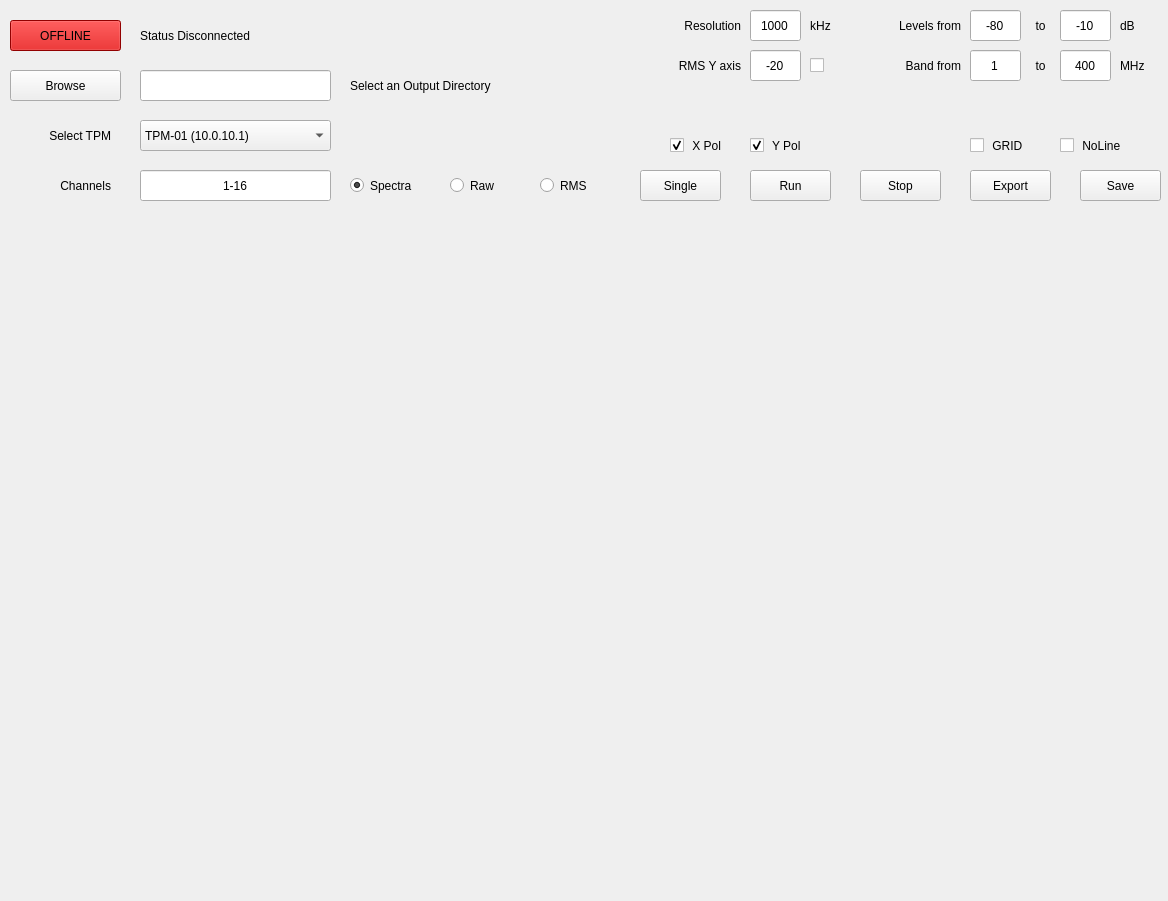
This is skalab_live.ui in amattana/skalab as Qt 5 draws it before an edit. The edited form follows.
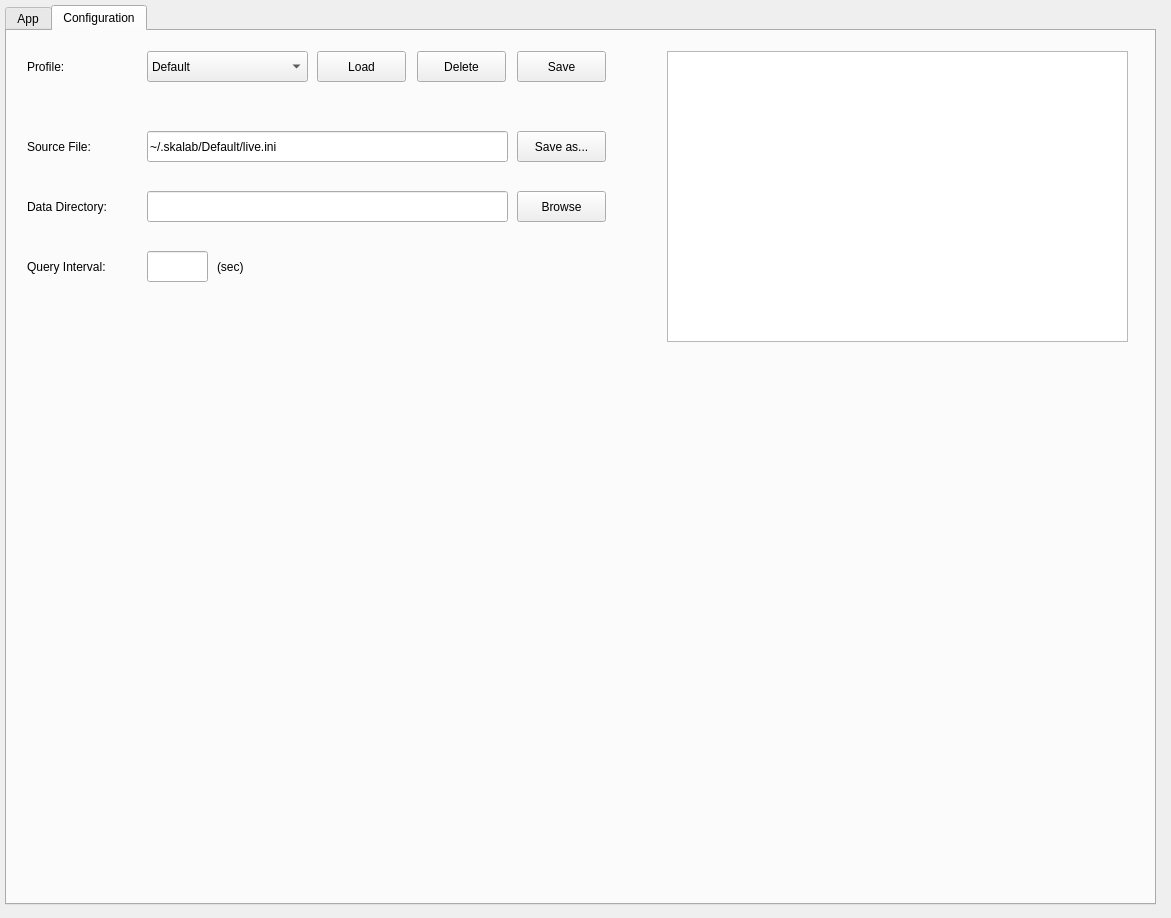
This is the edited form. The open tabs and pages were chosen to show the change.

Commit message: Working on live, restyling and profile

```diff
--- a/skalab_live.ui
+++ b/skalab_live.ui
@@ -6,17 +6,133 @@
    <rect>
     <x>0</x>
     <y>0</y>
-    <width>1168</width>
-    <height>901</height>
+    <width>1171</width>
+    <height>918</height>
    </rect>
   </property>
   <property name="windowTitle">
    <string>Form</string>
   </property>
+  <widget class="QTabWidget" name="tabWidget">
+   <property name="geometry">
+    <rect>
+     <x>5</x>
+     <y>5</y>
+     <width>1151</width>
+     <height>900</height>
+    </rect>
+   </property>
+   <property name="currentIndex">
+    <number>0</number>
+   </property>
+   <widget class="QWidget" name="qtab_app">
+    <attribute name="title">
+     <string>App</string>
+    </attribute>
+    <widget class="QPushButton" name="qbutton_connect">
+     <property name="geometry">
+      <rect>
+       <x>140</x>
+       <y>10</y>
+       <width>111</width>
+       <height>31</height>
+      </rect>
+     </property>
+     <property name="styleSheet">
+      <string notr="true">background-color: rgb(204, 0, 0);</string>
+     </property>
+     <property name="text">
+      <string>OFFLINE</string>
+     </property>
+    </widget>
+    <widget class="QPushButton" name="qbutton_stop">
+     <property name="geometry">
+      <rect>
+       <x>540</x>
+       <y>60</y>
+       <width>81</width>
+       <height>31</height>
+      </rect>
+     </property>
+     <property name="text">
+      <string>Stop</string>
+     </property>
+    </widget>
+    <widget class="QLineEdit" name="qline_channels">
+     <property name="geometry">
+      <rect>
+       <x>140</x>
+       <y>110</y>
+       <width>181</width>
+       <height>31</height>
+      </rect>
+     </property>
+     <property name="statusTip">
+      <string/>
+     </property>
+     <property name="text">
+      <string>1-16</string>
+     </property>
+     <property name="alignment">
+      <set>Qt::AlignCenter</set>
+     </property>
+    </widget>
+    <widget class="QPushButton" name="qbutton_run">
+     <property name="geometry">
+      <rect>
+       <x>440</x>
+       <y>60</y>
+       <width>81</width>
+       <height>31</height>
+      </rect>
+     </property>
+     <property name="text">
+      <string>Run</string>
+     </property>
+    </widget>
+    <widget class="QWidget" name="qplot_power" native="true">
+     <property name="geometry">
+      <rect>
+       <x>10</x>
+       <y>180</y>
+       <width>1131</width>
+       <height>681</height>
+      </rect>
+     </property>
+    </widget>
+    <widget class="QLabel" name="qlabel_selectTPM">
+     <property name="geometry">
+      <rect>
+       <x>20</x>
+       <y>60</y>
+       <width>101</width>
+       <height>31</height>
+      </rect>
+     </property>
+     <property name="text">
+      <string>Select TPM</string>
+     </property>
+     <property name="alignment">
+      <set>Qt::AlignRight|Qt::AlignTrailing|Qt::AlignVCenter</set>
+     </property>
+    </widget>
+    <widget class="QPushButton" name="qbutton_single">
+     <property name="geometry">
+      <rect>
+       <x>340</x>
+       <y>60</y>
+       <width>81</width>
+       <height>31</height>
+      </rect>
+     </property>
+     <property name="text">
+      <string>Single</string>
+     </property>
+    </widget>
   <widget class="QWidget" name="ctrl_spectra" native="true">
    <property name="geometry">
     <rect>
-     <x>650</x>
+       <x>630</x>
      <y>10</y>
      <width>511</width>
      <height>151</height>
@@ -373,117 +489,11 @@
     </property>
    </widget>
   </widget>
-  <widget class="QPushButton" name="qbutton_single">
-   <property name="geometry">
-    <rect>
-     <x>640</x>
-     <y>170</y>
-     <width>81</width>
-     <height>31</height>
-    </rect>
-   </property>
-   <property name="text">
-    <string>Single</string>
-   </property>
-  </widget>
-  <widget class="QLabel" name="qlabel_selectTPM">
-   <property name="geometry">
-    <rect>
-     <x>10</x>
-     <y>120</y>
-     <width>101</width>
-     <height>31</height>
-    </rect>
-   </property>
-   <property name="text">
-    <string>Select TPM</string>
-   </property>
-   <property name="alignment">
-    <set>Qt::AlignRight|Qt::AlignTrailing|Qt::AlignVCenter</set>
-   </property>
-  </widget>
-  <widget class="QPushButton" name="qbutton_export">
-   <property name="geometry">
-    <rect>
-     <x>970</x>
-     <y>170</y>
-     <width>81</width>
-     <height>31</height>
-    </rect>
-   </property>
-   <property name="text">
-    <string>Export</string>
-   </property>
-  </widget>
-  <widget class="QPushButton" name="qbutton_run">
-   <property name="geometry">
-    <rect>
-     <x>750</x>
-     <y>170</y>
-     <width>81</width>
-     <height>31</height>
-    </rect>
-   </property>
-   <property name="text">
-    <string>Run</string>
-   </property>
-  </widget>
-  <widget class="QLabel" name="qlabel_connection">
-   <property name="geometry">
-    <rect>
-     <x>140</x>
-     <y>20</y>
-     <width>201</width>
-     <height>31</height>
-    </rect>
-   </property>
-   <property name="layoutDirection">
-    <enum>Qt::LeftToRight</enum>
-   </property>
-   <property name="text">
-    <string>Status Disconnected</string>
-   </property>
-   <property name="alignment">
-    <set>Qt::AlignLeading|Qt::AlignLeft|Qt::AlignVCenter</set>
-   </property>
-  </widget>
-  <widget class="QLabel" name="qlabel_outdir">
-   <property name="geometry">
-    <rect>
-     <x>350</x>
-     <y>70</y>
-     <width>201</width>
-     <height>31</height>
-    </rect>
-   </property>
-   <property name="layoutDirection">
-    <enum>Qt::LeftToRight</enum>
-   </property>
-   <property name="text">
-    <string>Select an Output Directory</string>
-   </property>
-   <property name="alignment">
-    <set>Qt::AlignLeading|Qt::AlignLeft|Qt::AlignVCenter</set>
-   </property>
-  </widget>
-  <widget class="QPushButton" name="qbutton_browse">
-   <property name="geometry">
-    <rect>
-     <x>10</x>
-     <y>70</y>
-     <width>111</width>
-     <height>31</height>
-    </rect>
-   </property>
-   <property name="text">
-    <string>Browse</string>
-   </property>
-  </widget>
   <widget class="QLabel" name="qlabel_channels">
    <property name="geometry">
     <rect>
-     <x>30</x>
-     <y>170</y>
+       <x>40</x>
+       <y>110</y>
      <width>81</width>
      <height>31</height>
     </rect>
@@ -504,112 +514,12 @@
     <set>Qt::AlignRight|Qt::AlignTrailing|Qt::AlignVCenter</set>
    </property>
   </widget>
-  <widget class="QLineEdit" name="qline_datapath">
-   <property name="geometry">
-    <rect>
-     <x>140</x>
-     <y>70</y>
-     <width>191</width>
-     <height>31</height>
-    </rect>
-   </property>
-  </widget>
-  <widget class="QWidget" name="qplot_spectra" native="true">
-   <property name="geometry">
-    <rect>
-     <x>10</x>
-     <y>210</y>
-     <width>1151</width>
-     <height>681</height>
-    </rect>
-   </property>
-  </widget>
-  <widget class="QLineEdit" name="qline_channels">
-   <property name="geometry">
-    <rect>
-     <x>140</x>
-     <y>170</y>
-     <width>191</width>
-     <height>31</height>
-    </rect>
-   </property>
-   <property name="statusTip">
-    <string/>
-   </property>
-   <property name="text">
-    <string>1-16</string>
-   </property>
-   <property name="alignment">
-    <set>Qt::AlignCenter</set>
-   </property>
-  </widget>
-  <widget class="QRadioButton" name="qradio_raw">
-   <property name="geometry">
-    <rect>
-     <x>450</x>
-     <y>170</y>
-     <width>61</width>
-     <height>31</height>
-    </rect>
-   </property>
-   <property name="text">
-    <string>Raw</string>
-   </property>
-   <property name="checked">
-    <bool>false</bool>
-   </property>
-  </widget>
-  <widget class="QRadioButton" name="qradio_rms">
-   <property name="geometry">
-    <rect>
-     <x>540</x>
-     <y>170</y>
-     <width>61</width>
-     <height>31</height>
-    </rect>
-   </property>
-   <property name="text">
-    <string>RMS</string>
-   </property>
-   <property name="checked">
-    <bool>false</bool>
-   </property>
-  </widget>
-  <widget class="QRadioButton" name="qradio_spectra">
-   <property name="geometry">
-    <rect>
-     <x>350</x>
-     <y>170</y>
-     <width>81</width>
-     <height>31</height>
-    </rect>
-   </property>
-   <property name="text">
-    <string>Spectra</string>
-   </property>
-   <property name="checked">
-    <bool>true</bool>
-   </property>
-  </widget>
-  <widget class="QPushButton" name="qbutton_stop">
-   <property name="geometry">
-    <rect>
-     <x>860</x>
-     <y>170</y>
-     <width>81</width>
-     <height>31</height>
-    </rect>
-   </property>
-   <property name="text">
-    <string>Stop</string>
-   </property>
-  </widget>
   <widget class="QComboBox" name="qcombo_tpm">
    <property name="geometry">
     <rect>
      <x>140</x>
-     <y>120</y>
-     <width>191</width>
+       <y>60</y>
+       <width>181</width>
      <height>31</height>
     </rect>
    </property>
@@ -660,11 +570,27 @@
     </property>
    </item>
   </widget>
+    <widget class="QRadioButton" name="qradio_raw">
+     <property name="geometry">
+      <rect>
+       <x>360</x>
+       <y>10</y>
+       <width>61</width>
+       <height>31</height>
+      </rect>
+     </property>
+     <property name="text">
+      <string>Raw</string>
+     </property>
+     <property name="checked">
+      <bool>false</bool>
+     </property>
+    </widget>
   <widget class="QPushButton" name="qbutton_save">
    <property name="geometry">
     <rect>
-     <x>1080</x>
-     <y>170</y>
+       <x>440</x>
+       <y>110</y>
      <width>81</width>
      <height>31</height>
     </rect>
@@ -673,12 +599,57 @@
     <string>Save</string>
    </property>
   </widget>
-  <widget class="QPushButton" name="qbutton_connect">
+    <widget class="QRadioButton" name="qradio_rms">
    <property name="geometry">
     <rect>
+       <x>540</x>
+       <y>10</y>
+       <width>61</width>
+       <height>31</height>
+      </rect>
+     </property>
+     <property name="text">
+      <string>RMS</string>
+     </property>
+     <property name="checked">
+      <bool>false</bool>
+     </property>
+    </widget>
+    <widget class="QRadioButton" name="qradio_spectra">
+     <property name="geometry">
+      <rect>
+       <x>440</x>
+       <y>10</y>
+       <width>81</width>
+       <height>31</height>
+      </rect>
+     </property>
+     <property name="text">
+      <string>Spectra</string>
+     </property>
+     <property name="checked">
+      <bool>true</bool>
+     </property>
+    </widget>
+    <widget class="QPushButton" name="qbutton_export">
+     <property name="geometry">
+      <rect>
+       <x>540</x>
+       <y>110</y>
+       <width>81</width>
+       <height>31</height>
+      </rect>
+     </property>
+     <property name="text">
+      <string>Export</string>
+     </property>
+    </widget>
+    <widget class="QLabel" name="qlabel_connection">
+     <property name="geometry">
+      <rect>
      <x>10</x>
-     <y>20</y>
-     <width>111</width>
+       <y>10</y>
+       <width>121</width>
      <height>31</height>
     </rect>
    </property>
@@ -686,15 +657,18 @@
     <string notr="true">background-color: rgb(204, 0, 0);</string>
    </property>
    <property name="text">
-    <string>OFFLINE</string>
-   </property>
-  </widget>
-  <widget class="QWidget" name="qplot_spectrogram" native="true">
+      <string>Station Connect</string>
+     </property>
+     <property name="alignment">
+      <set>Qt::AlignLeading|Qt::AlignLeft|Qt::AlignVCenter</set>
+     </property>
+    </widget>
+    <widget class="QWidget" name="qplot_spectra" native="true">
    <property name="geometry">
     <rect>
      <x>10</x>
-     <y>210</y>
-     <width>1151</width>
+       <y>180</y>
+       <width>1131</width>
      <height>681</height>
     </rect>
    </property>
@@ -703,21 +677,267 @@
    <property name="geometry">
     <rect>
      <x>10</x>
-     <y>210</y>
-     <width>1151</width>
+       <y>180</y>
+       <width>1131</width>
      <height>681</height>
     </rect>
    </property>
   </widget>
-  <widget class="QWidget" name="qplot_power" native="true">
+    <widget class="QWidget" name="qplot_spectrogram" native="true">
    <property name="geometry">
     <rect>
      <x>10</x>
-     <y>210</y>
-     <width>1151</width>
+       <y>180</y>
+       <width>1131</width>
      <height>681</height>
     </rect>
    </property>
+    </widget>
+   </widget>
+   <widget class="QWidget" name="qtab_conf">
+    <attribute name="title">
+     <string>Configuration</string>
+    </attribute>
+    <widget class="QPushButton" name="qbutton_save_2">
+     <property name="geometry">
+      <rect>
+       <x>510</x>
+       <y>20</y>
+       <width>89</width>
+       <height>31</height>
+      </rect>
+     </property>
+     <property name="text">
+      <string>Save</string>
+     </property>
+    </widget>
+    <widget class="QPushButton" name="qbutton_load">
+     <property name="geometry">
+      <rect>
+       <x>310</x>
+       <y>20</y>
+       <width>89</width>
+       <height>31</height>
+      </rect>
+     </property>
+     <property name="text">
+      <string>Load</string>
+     </property>
+    </widget>
+    <widget class="QComboBox" name="qcombo_profile">
+     <property name="geometry">
+      <rect>
+       <x>140</x>
+       <y>20</y>
+       <width>161</width>
+       <height>31</height>
+      </rect>
+     </property>
+     <property name="maxVisibleItems">
+      <number>16</number>
+     </property>
+     <property name="duplicatesEnabled">
+      <bool>false</bool>
+     </property>
+     <item>
+      <property name="text">
+       <string>Default</string>
+      </property>
+     </item>
+    </widget>
+    <widget class="QLabel" name="qlabel_conf_label_5">
+     <property name="geometry">
+      <rect>
+       <x>20</x>
+       <y>20</y>
+       <width>71</width>
+       <height>31</height>
+      </rect>
+     </property>
+     <property name="layoutDirection">
+      <enum>Qt::LeftToRight</enum>
+     </property>
+     <property name="text">
+      <string>Profile:</string>
+     </property>
+     <property name="alignment">
+      <set>Qt::AlignLeading|Qt::AlignLeft|Qt::AlignVCenter</set>
+     </property>
+    </widget>
+    <widget class="QPushButton" name="qbutton_delete">
+     <property name="geometry">
+      <rect>
+       <x>410</x>
+       <y>20</y>
+       <width>89</width>
+       <height>31</height>
+      </rect>
+     </property>
+     <property name="text">
+      <string>Delete</string>
+     </property>
+    </widget>
+    <widget class="QPushButton" name="qbutton_saveas">
+     <property name="geometry">
+      <rect>
+       <x>510</x>
+       <y>100</y>
+       <width>89</width>
+       <height>31</height>
+      </rect>
+     </property>
+     <property name="text">
+      <string>Save as...</string>
+     </property>
+    </widget>
+    <widget class="QLabel" name="qlabel_conf_label">
+     <property name="geometry">
+      <rect>
+       <x>20</x>
+       <y>100</y>
+       <width>91</width>
+       <height>31</height>
+      </rect>
+     </property>
+     <property name="layoutDirection">
+      <enum>Qt::LeftToRight</enum>
+     </property>
+     <property name="text">
+      <string>Source File:</string>
+     </property>
+     <property name="alignment">
+      <set>Qt::AlignLeading|Qt::AlignLeft|Qt::AlignVCenter</set>
+     </property>
+    </widget>
+    <widget class="QLineEdit" name="qline_configuration_file">
+     <property name="geometry">
+      <rect>
+       <x>140</x>
+       <y>100</y>
+       <width>361</width>
+       <height>31</height>
+      </rect>
+     </property>
+     <property name="text">
+      <string>~/.skalab/Default/live.ini</string>
+     </property>
+     <property name="readOnly">
+      <bool>true</bool>
+     </property>
+    </widget>
+    <widget class="QTableWidget" name="qtable_conf">
+     <property name="geometry">
+      <rect>
+       <x>660</x>
+       <y>20</y>
+       <width>461</width>
+       <height>291</height>
+      </rect>
+     </property>
+    </widget>
+    <widget class="QPushButton" name="qbutton_browse">
+     <property name="geometry">
+      <rect>
+       <x>510</x>
+       <y>160</y>
+       <width>89</width>
+       <height>31</height>
+      </rect>
+     </property>
+     <property name="text">
+      <string>Browse</string>
+     </property>
+    </widget>
+    <widget class="QLineEdit" name="qline_output_dir">
+     <property name="geometry">
+      <rect>
+       <x>140</x>
+       <y>160</y>
+       <width>361</width>
+       <height>31</height>
+      </rect>
+     </property>
+     <property name="text">
+      <string/>
+     </property>
+     <property name="readOnly">
+      <bool>false</bool>
+     </property>
+    </widget>
+    <widget class="QLabel" name="qlabel_conf_label_2">
+     <property name="geometry">
+      <rect>
+       <x>20</x>
+       <y>160</y>
+       <width>121</width>
+       <height>31</height>
+      </rect>
+     </property>
+     <property name="layoutDirection">
+      <enum>Qt::LeftToRight</enum>
+     </property>
+     <property name="text">
+      <string>Data Directory:</string>
+     </property>
+     <property name="alignment">
+      <set>Qt::AlignLeading|Qt::AlignLeft|Qt::AlignVCenter</set>
+     </property>
+    </widget>
+    <widget class="QLabel" name="qlabel_conf_label_8">
+     <property name="geometry">
+      <rect>
+       <x>20</x>
+       <y>220</y>
+       <width>111</width>
+       <height>31</height>
+      </rect>
+     </property>
+     <property name="layoutDirection">
+      <enum>Qt::LeftToRight</enum>
+     </property>
+     <property name="text">
+      <string>Query Interval:</string>
+     </property>
+     <property name="alignment">
+      <set>Qt::AlignLeading|Qt::AlignLeft|Qt::AlignVCenter</set>
+     </property>
+    </widget>
+    <widget class="QLabel" name="qlabel_conf_label_9">
+     <property name="geometry">
+      <rect>
+       <x>210</x>
+       <y>220</y>
+       <width>41</width>
+       <height>31</height>
+      </rect>
+     </property>
+     <property name="layoutDirection">
+      <enum>Qt::LeftToRight</enum>
+     </property>
+     <property name="text">
+      <string>(sec)</string>
+     </property>
+     <property name="alignment">
+      <set>Qt::AlignLeading|Qt::AlignLeft|Qt::AlignVCenter</set>
+     </property>
+    </widget>
+    <widget class="QLineEdit" name="qline_profile_interval">
+     <property name="geometry">
+      <rect>
+       <x>140</x>
+       <y>220</y>
+       <width>61</width>
+       <height>31</height>
+      </rect>
+     </property>
+     <property name="text">
+      <string/>
+     </property>
+     <property name="readOnly">
+      <bool>false</bool>
+     </property>
+    </widget>
+   </widget>
   </widget>
  </widget>
  <resources/>
```
Left out of the diff: 4 changed lines with no effect on the pictures. Lines whose indentation alone changed are shown as unchanged. The commit also changes 5 other files.
